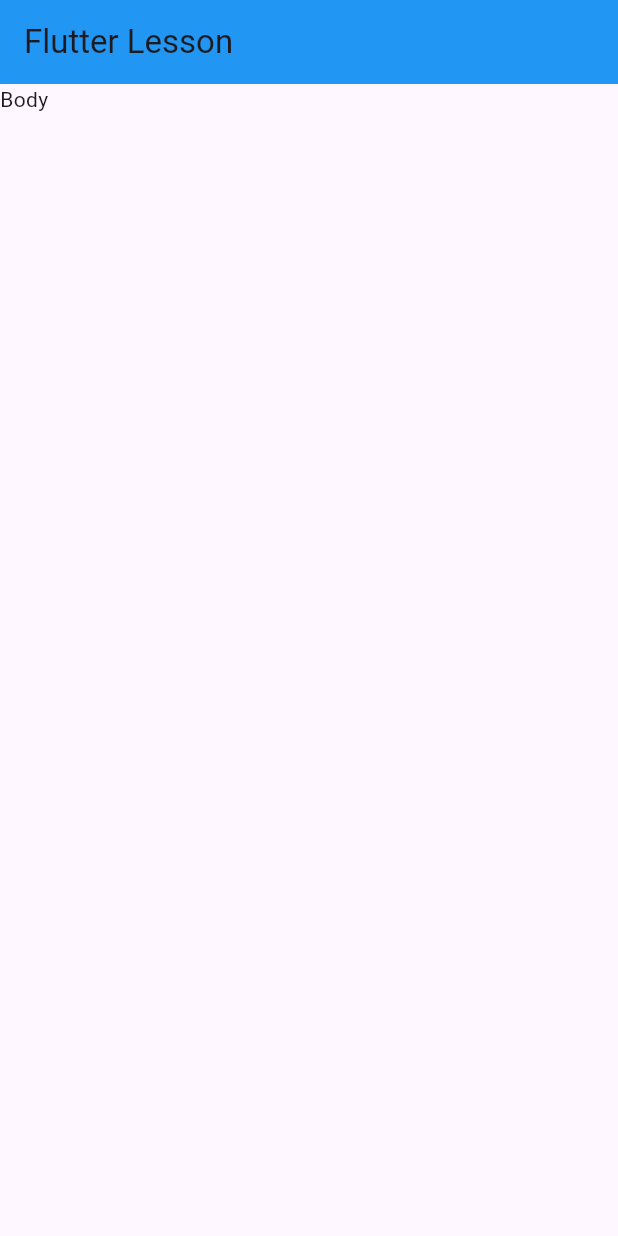
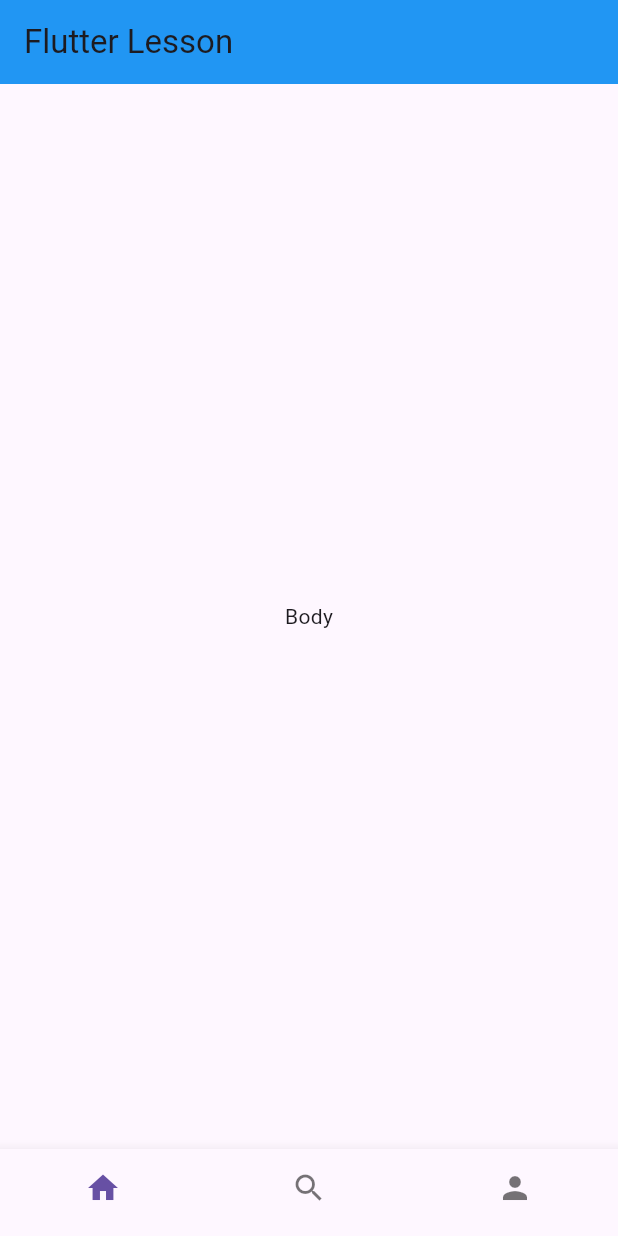
Before and after one commit to kosalmcs/flutter_lesson, a Flutter app: the screen it shows after launch, on a phone screen of 412 x 824 dp. Run offline on Flutter 3.47's test engine with Material 3 defaults, Android fonts, the phone set to English and light mode, and no system bars.

Commit message:
Bottom Navigation Bar

```diff
--- a/lib/main.dart
+++ b/lib/main.dart
@@ -16,7 +16,16 @@ class MyApp extends StatelessWidget {
           backgroundColor: Colors.blue,
           title: const Text('Flutter Lesson'),
         ),
-        body: const Text('Body'),
+        body: const Center(child: Text('Body')),
+        bottomNavigationBar: BottomNavigationBar(
+          showSelectedLabels: false,
+          showUnselectedLabels: false,
+          items: const [
+            BottomNavigationBarItem(icon: Icon(Icons.home), label: 'Home'),
+            BottomNavigationBarItem(icon: Icon(Icons.search), label: 'Search'),
+            BottomNavigationBarItem(icon: Icon(Icons.person), label: 'User'),
+          ],
+        ),
       ),
     );
   }
```
